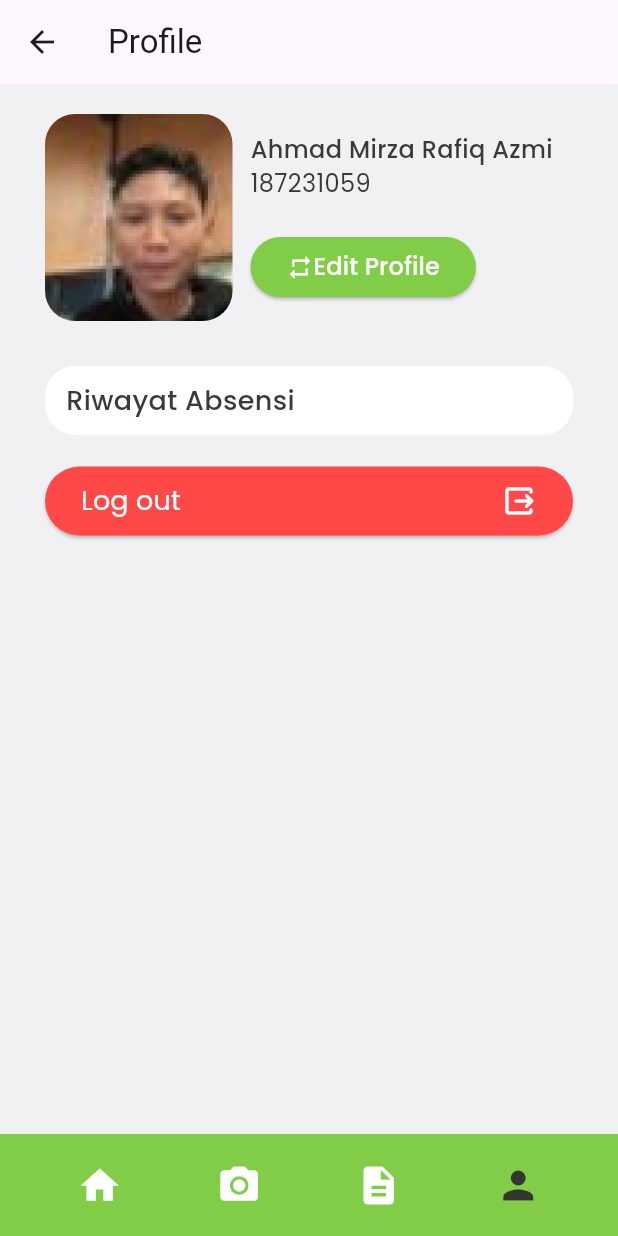
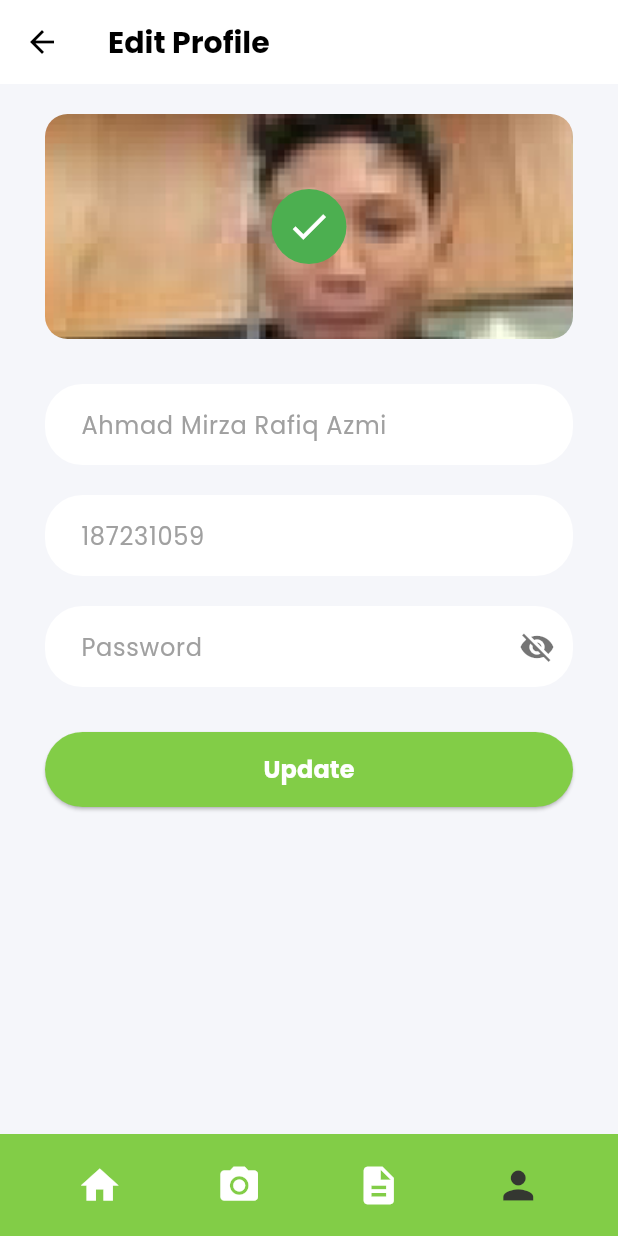
Before and after one commit to Amierza/hadirin, a Flutter app: the ProfilePage screen opened by its route, item 4 of the bottom bar chosen, after a tap on "Edit Profile", on a phone screen of 412 x 824 dp. Run offline on Flutter 3.47's test engine with Material 3 defaults, Android fonts, the phone set to English and light mode, and no system bars; our stand-ins replace flutter_map, geolocator, get, google_fonts, image_picker, latlong2.

Commit message:
Menambahkan Edit Profile Page

```diff
--- a/frontend/lib/main.dart
+++ b/frontend/lib/main.dart
@@ -1,4 +1,5 @@
 import 'package:flutter/material.dart';
+import 'package:frontend/pages/edit_profile_page.dart';
 import 'package:frontend/pages/presence_page.dart';
 import 'package:frontend/pages/profile_page.dart';
 import 'package:get/get.dart';
@@ -32,6 +33,7 @@ class MyApp extends StatelessWidget {
         GetPage(name: '/home', page: () => HomePage()),
         GetPage(name: '/perizinan', page: () => HomePage()),
         GetPage(name: '/profile', page: () => ProfilePage()),
+        GetPage(name: '/edit-profile', page: () => EditProfilePage()),
       ],
     );
   }
--- /dev/null
+++ b/frontend/lib/pages/edit_profile_page.dart
@@ -0,0 +1,222 @@
+import 'package:flutter/material.dart';
+import 'package:frontend/shared/theme.dart';
+import 'package:frontend/widgets/navbar.dart';
+import 'package:google_fonts/google_fonts.dart';
+
+class EditProfilePage extends StatefulWidget {
+  const EditProfilePage({super.key});
+
+  @override
+  _EditProfilePageState createState() => _EditProfilePageState();
+}
+
+class _EditProfilePageState extends State<EditProfilePage> {
+  final _formKey = GlobalKey<FormState>();
+  bool _isPasswordVisible = false;
+
+  String? validateNama(String? value) {
+    if (value == null || value.isEmpty) {
+      return 'Masukkan Nama anda';
+    }
+    return null;
+  }
+
+  String? validateNIM(String? value) {
+    if (value == null || value.isEmpty) {
+      return 'Masukkan NIM anda';
+    }
+    final RegExp nimRegex = RegExp(r'^[0-9]+$');
+    if (!nimRegex.hasMatch(value)) {
+      return 'Format NIM salah, hanya boleh angka';
+    }
+    return null;
+  }
+
+  String? validatePassword(String? value) {
+    if (value == null || value.isEmpty) {
+      return 'masukkan password anda';
+    }
+    if (value.length < 8) {
+      return 'Password anda harus minimal 8 karakter';
+    }
+    if (value.length > 20) {
+      return 'Password anda harus kurang dari 20 katarakter';
+    }
+    return null;
+  }
+
+  @override
+  Widget build(BuildContext context) {
+    return Scaffold(
+      backgroundColor: const Color(0xFFF5F6FA),
+      appBar: AppBar(
+        backgroundColor: backgroundColor,
+        elevation: 0,
+        leading: IconButton(
+          icon: const Icon(Icons.arrow_back, color: Colors.black),
+          onPressed: () => Navigator.pop(context),
+        ),
+        title: Text(
+          'Edit Profile',
+          style: GoogleFonts.poppins(
+            fontSize: 20,
+            fontWeight: FontWeight.bold,
+            color: Colors.black,
+          ),
+        ),
+        centerTitle: false,
+      ),
+      body: SingleChildScrollView(
+        child: Padding(
+          padding: const EdgeInsets.symmetric(horizontal: 30, vertical: 20),
+          child: Form(
+            key: _formKey,
+            child: Column(
+              children: [
+                Stack(
+                  alignment: Alignment.center,
+                  children: [
+                    ClipRRect(
+                      borderRadius: BorderRadius.circular(15),
+                      child: Image.asset(
+                        'assets/muka_presensi.png',
+                        width: double.infinity,
+                        height: 150,
+                        fit: BoxFit.cover,
+                      ),
+                    ),
+                    Container(
+                      width: 50,
+                      height: 50,
+                      decoration: const BoxDecoration(
+                        shape: BoxShape.circle,
+                        color: Colors.green,
+                      ),
+                      child: const Icon(
+                        Icons.check,
+                        color: Colors.white,
+                        size: 30,
+                      ),
+                    ),
+                  ],
+                ),
+                const SizedBox(height: 30),
+
+                _buildNameField(),
+                const SizedBox(height: 20),
+
+                _buildNIMField(),
+                const SizedBox(height: 20),
+
+                _buildPasswordField(),
+                const SizedBox(height: 30),
+
+                ElevatedButton(
+                  style: ElevatedButton.styleFrom(
+                    backgroundColor: primaryColor,
+                    foregroundColor: backgroundColor,
+                    minimumSize: const Size(double.infinity, 50),
+                    shape: RoundedRectangleBorder(
+                      borderRadius: BorderRadius.circular(25),
+                    ),
+                  ),
+                  onPressed: () {
+                    if (_formKey.currentState!.validate()) {
+                      Navigator.pop(context);
+                    }
+                  },
+                  child: Text(
+                    'Update',
+                    style: GoogleFonts.poppins(
+                      fontSize: 16,
+                      fontWeight: FontWeight.bold,
+                    ),
+                  ),
+                ),
+              ],
+            ),
+          ),
+        ),
+      ),
+      bottomNavigationBar: CustomBottomNavigationBar(
+        onItemTapped: (index) {},
+        currentIndex: 3,
+      ),
+    );
+  }
+
+  Widget _buildNameField() {
+    return TextFormField(
+      validator: validateNama, // Apply validation
+      decoration: InputDecoration(
+        filled: true,
+        fillColor: Colors.white,
+        contentPadding: const EdgeInsets.symmetric(
+          horizontal: 20,
+          vertical: 15,
+        ),
+        border: OutlineInputBorder(
+          borderRadius: BorderRadius.circular(25),
+          borderSide: BorderSide.none,
+        ),
+        hintText: "Ahmad Mirza Rafiq Azmi",
+        hintStyle: GoogleFonts.poppins(fontSize: 16, color: tertiaryTextColor),
+      ),
+      style: GoogleFonts.poppins(fontSize: 16, color: Colors.black),
+    );
+  }
+
+  Widget _buildNIMField() {
+    return TextFormField(
+      validator: validateNIM, // Apply validation
+      decoration: InputDecoration(
+        filled: true,
+        fillColor: Colors.white,
+        contentPadding: const EdgeInsets.symmetric(
+          horizontal: 20,
+          vertical: 15,
+        ),
+        border: OutlineInputBorder(
+          borderRadius: BorderRadius.circular(25),
+          borderSide: BorderSide.none,
+        ),
+        hintText: "187231059",
+        hintStyle: GoogleFonts.poppins(fontSize: 16, color: tertiaryTextColor),
+      ),
+      style: GoogleFonts.poppins(fontSize: 16, color: Colors.black),
+    );
+  }
+
+  Widget _buildPasswordField() {
+    return TextFormField(
+      obscureText: !_isPasswordVisible,
+      validator: validatePassword, // Apply validation
+      decoration: InputDecoration(
+        filled: true,
+        fillColor: Colors.white,
+        contentPadding: const EdgeInsets.symmetric(
+          horizontal: 20,
+          vertical: 15,
+        ),
+        border: OutlineInputBorder(
+          borderRadius: BorderRadius.circular(25),
+          borderSide: BorderSide.none,
+        ),
+        hintText: "Password",
+        hintStyle: GoogleFonts.poppins(fontSize: 16, color: tertiaryTextColor),
+        suffixIcon: IconButton(
+          icon: Icon(
+            _isPasswordVisible ? Icons.visibility : Icons.visibility_off,
+            color: Colors.black54,
+          ),
+          onPressed: () {
+            setState(() {
+              _isPasswordVisible = !_isPasswordVisible;
+            });
+          },
+        ),
+      ),
+      style: GoogleFonts.poppins(fontSize: 16, color: Colors.black),
+    );
+  }
+}
--- a/frontend/lib/pages/profile_page.dart
+++ b/frontend/lib/pages/profile_page.dart
@@ -1,5 +1,6 @@
 import 'package:flutter/material.dart';
 import 'package:flutter/widgets.dart';
+import 'package:frontend/pages/edit_profile_page.dart';
 import 'package:frontend/shared/theme.dart';
 import 'package:frontend/widgets/dialog_signout.dart';
 import 'package:frontend/widgets/navbar.dart';
@@ -54,7 +55,12 @@ class ProfilePage extends StatelessWidget {
                         foregroundColor: Colors.white,
                         iconColor: Colors.white,
                       ),
-                      onPressed: () {},
+                      onPressed: () {
+                        Navigator.push(
+                          context,
+                          MaterialPageRoute(builder: (context) => EditProfilePage()),
+                        );
+                      },
                       child: Row(
                         children: [
                           Icon(Icons.repeat, size: 18),
```
Also changed, not shown: frontend/lib/pages/forget_password_page.dart (line endings or trailing spaces).
